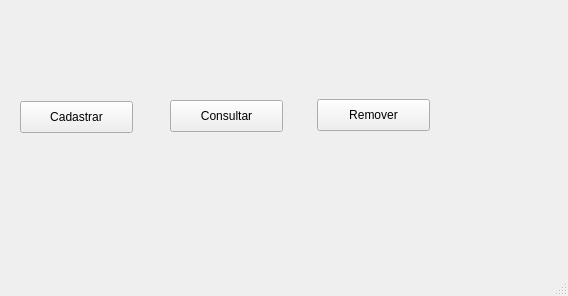
Qt form SistemaDeMatriculas-V0/menu_principal.ui (leonardopereira10/UEG) before a commit.
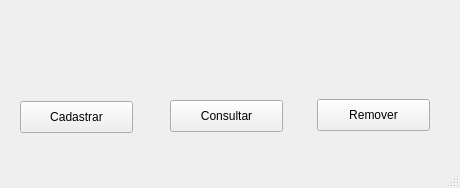
The same form after that commit. Icons and pictures are not drawn.

```diff
--- a/SistemaDeMatriculas-V0/menu_principal.ui
+++ b/SistemaDeMatriculas-V0/menu_principal.ui
@@ -6,8 +6,8 @@
    <rect>
     <x>0</x>
     <y>0</y>
-    <width>568</width>
-    <height>296</height>
+    <width>460</width>
+    <height>188</height>
    </rect>
   </property>
   <property name="windowTitle">
```
Left out of the diff: 16 changed lines with no effect on the pictures.
